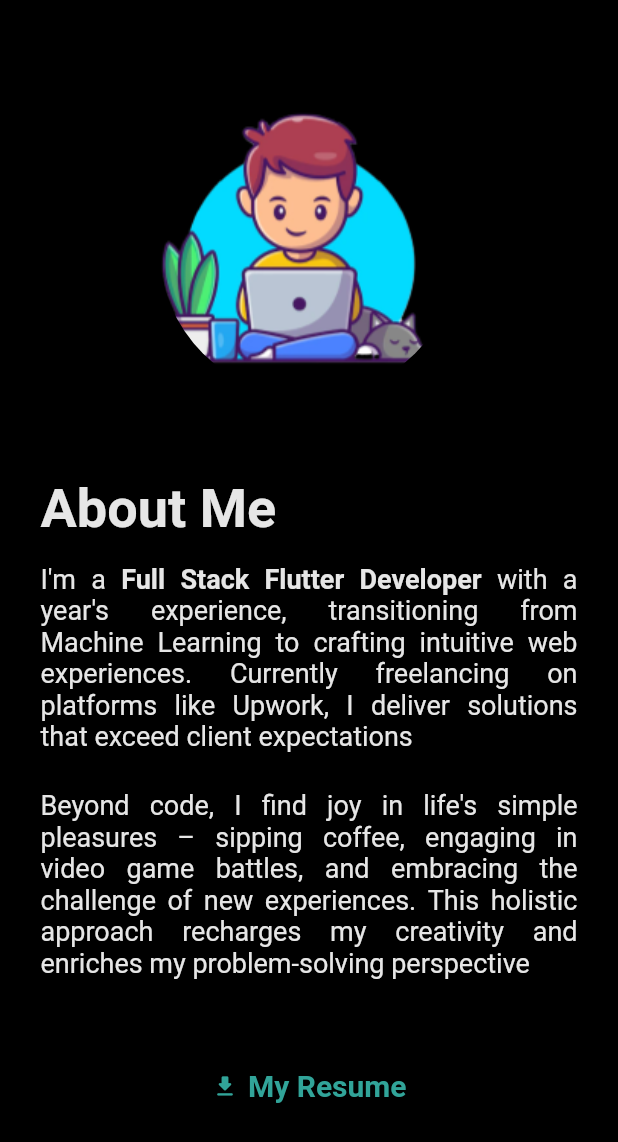
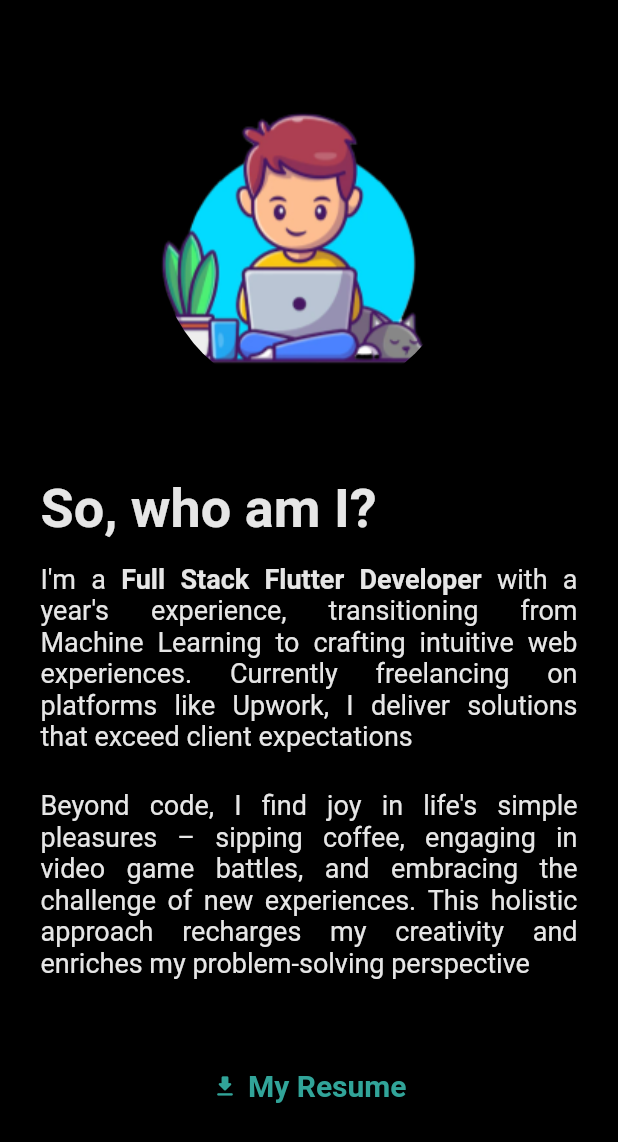
Before and after one commit to rafay99-epic/Portfolio, a Flutter app: the AboutMe screen opened by its route, on a phone screen of 412 x 824 dp. Shown: the top 1142 px of the screen. Run offline on Flutter 3.47's test engine with Material 3 defaults, Android fonts, the light colour scheme and no system bars; drawn by our look-alikes of animated_text_kit; our stand-ins replace animate_do, cached_network_image, cloud_firestore, connectivity_plus, crystal_navigation_bar, firebase_analytics and 17 more; missing offline and left inert: dart:html, email_otp, flutter_verification_code, quill_html_editor, universal_html; accounts and stored records are empty; project files that could hold a hidden picture were left out.

Commit message:
UI Changes: About me & OTP Email

```diff
--- /dev/null
+++ b/devtools_options.yaml
@@ -0,0 +1,3 @@
+description: This file stores settings for Dart & Flutter DevTools.
+documentation: https://docs.flutter.dev/tools/devtools/extensions#configure-extension-enablement-states
+extensions:
--- a/lib/frontend/user/pages/aboutme/about_me.dart
+++ b/lib/frontend/user/pages/aboutme/about_me.dart
@@ -1,7 +1,6 @@
 import 'dart:io';
 import 'package:flutter/foundation.dart';
 import 'package:flutter/material.dart';
-import 'package:lottie/lottie.dart';
 import 'package:open_file/open_file.dart';
 
 import 'package:rafay_portfolio/constants/widgets/text/animatedtext.dart';
@@ -60,9 +59,12 @@ class _AboutMeState extends State<AboutMe> {
           fit: FlexFit.tight,
           child: Padding(
             padding: const EdgeInsets.all(25.0),
-            child: Lottie.asset(
-              'assets/animation/about_me_animation.json',
-              backgroundLoading: true,
+            child: Padding(
+              padding: const EdgeInsets.all(50.0),
+              child: Image.asset(
+                "assets/image/about_me/about_me.jpg",
+                fit: BoxFit.contain,
+              ),
             ),
           ),
         ),
@@ -81,7 +83,7 @@ class _AboutMeState extends State<AboutMe> {
             crossAxisAlignment: CrossAxisAlignment.start,
             children: [
               AnimatedTextBuilder(
-                text: "About Me",
+                text: "So, who am I?",
                 size: isMobile ? 36.0 : 72.0,
               ),
               const SizedBox(
--- a/pubspec.yaml
+++ b/pubspec.yaml
@@ -68,6 +68,7 @@ flutter:
     - assets/animation/
     - assets/image/
     - assets/pdf/
+    - assets/image/about_me/
 
 # App Icons for application
 flutter_icons:
```
Also changed, not shown: lib/frontend/admin/pages/auth/otp_email.dart (+67 -49 lines), assets/image/about_me/IMG-20231106-WA0012.jpg (added), assets/image/about_me/IMG-20231106-WA0013.jpg (added), assets/image/about_me/IMG-20231106-WA0014.jpg (added), assets/image/about_me/IMG-20231106-WA0015.jpg (added), assets/image/about_me/IMG-20231106-WA0016.jpg (added), assets/image/about_me/IMG-20231106-WA0017.jpg (added), assets/image/about_me/about_me.jpg (added), assets/image/about_me/me-removebg-preview.png (added), assets/image/profile.png (added).
